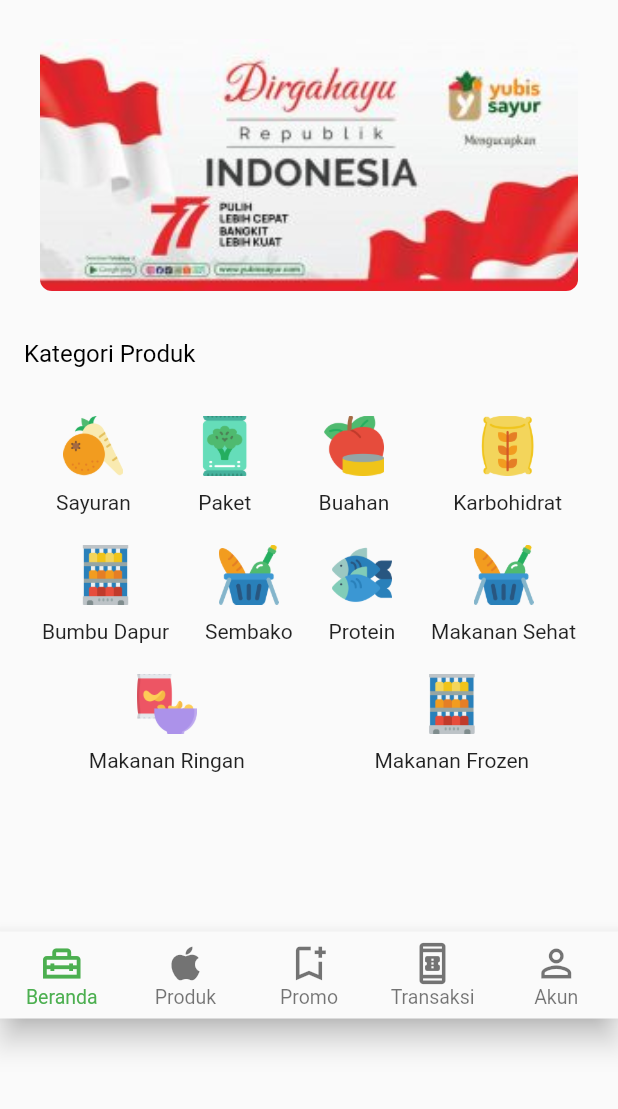
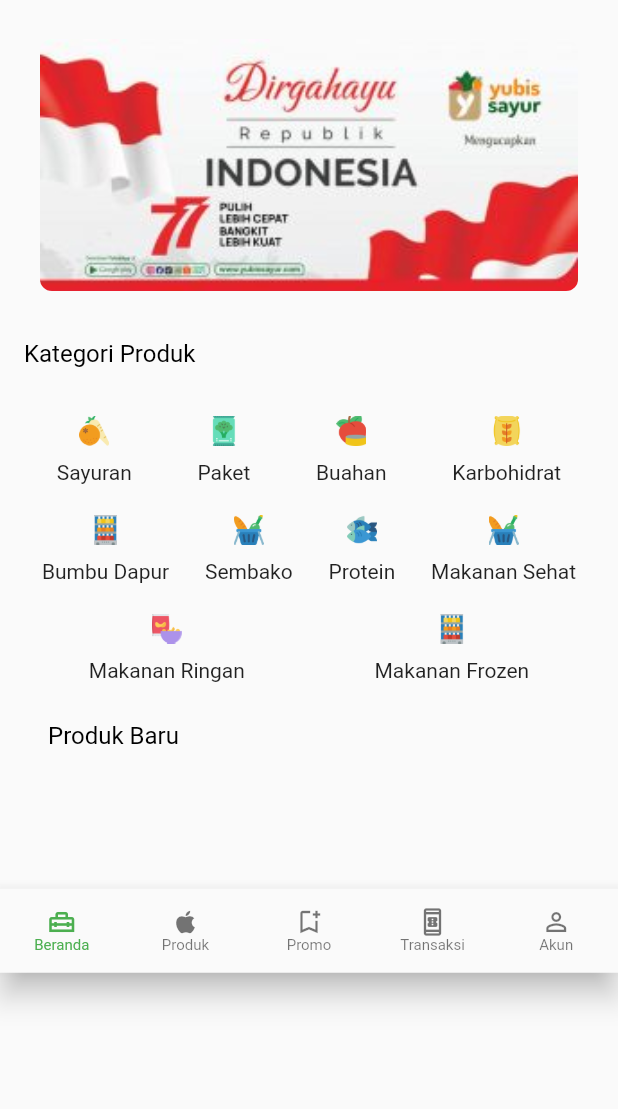
Before and after one commit to NesyaAnitaPutri/mobilelanjut, a Flutter app: the screen it shows after launch, on a phone screen of 412 x 824 dp, the part 105-1214 px from its top. Run offline on Flutter 3.47's test engine with Material 2 defaults, Android fonts, the phone set to English and light mode, and no system bars; drawn by our look-alikes of carousel_slider; our stand-ins replace flutter_svg.

Commit message:
Add files via upload

```diff
--- a/lib/dashboard.dart
+++ b/lib/dashboard.dart
@@ -98,7 +98,7 @@ class Dashboard extends StatelessWidget {
                     children: [
                       Column(
                         children: [
-                          Image.asset('assets/006-vegetables.png', width: 40,),
+                          Image.asset('assets/006-vegetables.png', width: 20,),
                           SizedBox(
                             height: 10,
                           ),
@@ -107,7 +107,7 @@ class Dashboard extends StatelessWidget {
                       ),
                       Column(
                         children: [
-                          Image.asset('assets/033-broccoli.png', width: 40,),
+                          Image.asset('assets/033-broccoli.png', width: 20,),
                           SizedBox(
                             height: 10,
                           ),
@@ -116,7 +116,7 @@ class Dashboard extends StatelessWidget {
                       ),
                       Column(
                         children: [
-                          Image.asset('assets/035-apple.png', width: 40,),
+                          Image.asset('assets/035-apple.png', width: 20,),
                           SizedBox(
                             height: 10,
                           ),
@@ -125,7 +125,7 @@ class Dashboard extends StatelessWidget {
                       ),
                       Column(
                         children: [
-                          Image.asset('assets/013-flour.png', width: 40,),
+                          Image.asset('assets/013-flour.png', width: 20,),
                           SizedBox(
                             height: 10,
                           ),
@@ -142,7 +142,7 @@ class Dashboard extends StatelessWidget {
                     children: [
                       Column(
                         children: [
-                          Image.asset('assets/017-fridge.png', width: 40,),
+                          Image.asset('assets/017-fridge.png', width: 20,),
                           SizedBox(
                             height: 10,
                           ),
@@ -151,7 +151,7 @@ class Dashboard extends StatelessWidget {
                       ),
                       Column(
                         children: [
-                          Image.asset('assets/028-shopping-basket.png', width: 40,),
+                          Image.asset('assets/028-shopping-basket.png', width: 20,),
                           SizedBox(
                             height: 10,
                           ),
@@ -160,7 +160,7 @@ class Dashboard extends StatelessWidget {
                       ),
                       Column(
                         children: [
-                          Image.asset('assets/011-fish.png', width: 40,),
+                          Image.asset('assets/011-fish.png', width: 20,),
                           SizedBox(
                             height: 10,
                           ),
@@ -169,7 +169,7 @@ class Dashboard extends StatelessWidget {
                       ),
                       Column(
                         children: [
-                          Image.asset('assets/028-shopping-basket.png', width: 40,),
+                          Image.asset('assets/028-shopping-basket.png', width: 20,),
                           SizedBox(
                             height: 10,
                           ),
@@ -186,7 +186,7 @@ class Dashboard extends StatelessWidget {
                     children: [
                       Column(
                         children: [
-                          Image.asset('assets/chips-snack-svgrepo-com.png', width: 40,),
+                          Image.asset('assets/chips-snack-svgrepo-com.png', width: 20,),
                           SizedBox(
                             height: 10,
                           ),
@@ -195,7 +195,7 @@ class Dashboard extends StatelessWidget {
                       ),
                       Column(
                         children: [
-                          Image.asset('assets/017-fridge.png', width: 40,),
+                          Image.asset('assets/017-fridge.png', width: 20,),
                           SizedBox(
                             height: 10,
                           ),
@@ -205,7 +205,19 @@ class Dashboard extends StatelessWidget {
                     ],
                   ),
                   SizedBox(
-                    height: 90,
+              height: 10,
+            ),
+            Padding(
+              padding: const EdgeInsets.all(16.0),
+              child: Row(
+                mainAxisAlignment: MainAxisAlignment.start,
+                children: [
+                  Text('Produk Baru', style: TextStyle(fontSize: 16, color: Colors.black),)
+                ],
+              ),
+            ),
+                  SizedBox(
+                    height: 60.5,
                   )
                 ],
               )
@@ -214,9 +226,9 @@ class Dashboard extends StatelessWidget {
               type: BottomNavigationBarType.fixed,
 
               selectedItemColor: Colors.green,
-              selectedFontSize: 13,
-              unselectedFontSize: 13,
-              iconSize: 30,
+              selectedFontSize: 10,
+              unselectedFontSize: 10,
+              iconSize: 20,
               items: [
                 BottomNavigationBarItem(
                   label: "Beranda",
```
